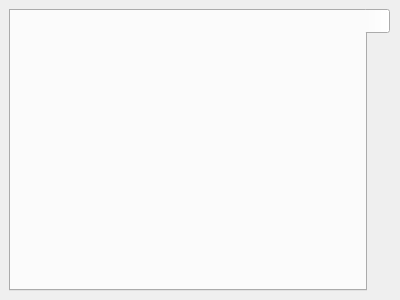
Qt form cad/plugins/NanoVision-1/src/MainWindowTabWidget.ui (kanzure/nanoengineer) before a commit.
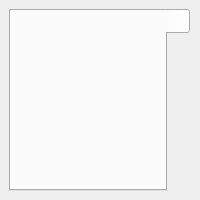
The same form after that commit. Icons and pictures are not drawn.

What changed in the file:
```diff
--- a/cad/plugins/NanoVision-1/src/MainWindowTabWidget.ui
+++ b/cad/plugins/NanoVision-1/src/MainWindowTabWidget.ui
@@ -5,8 +5,8 @@
    <rect>
     <x>0</x>
     <y>0</y>
-    <width>400</width>
-    <height>300</height>
+    <width>200</width>
+    <height>200</height>
    </rect>
   </property>
   <property name="windowTitle" >
```
